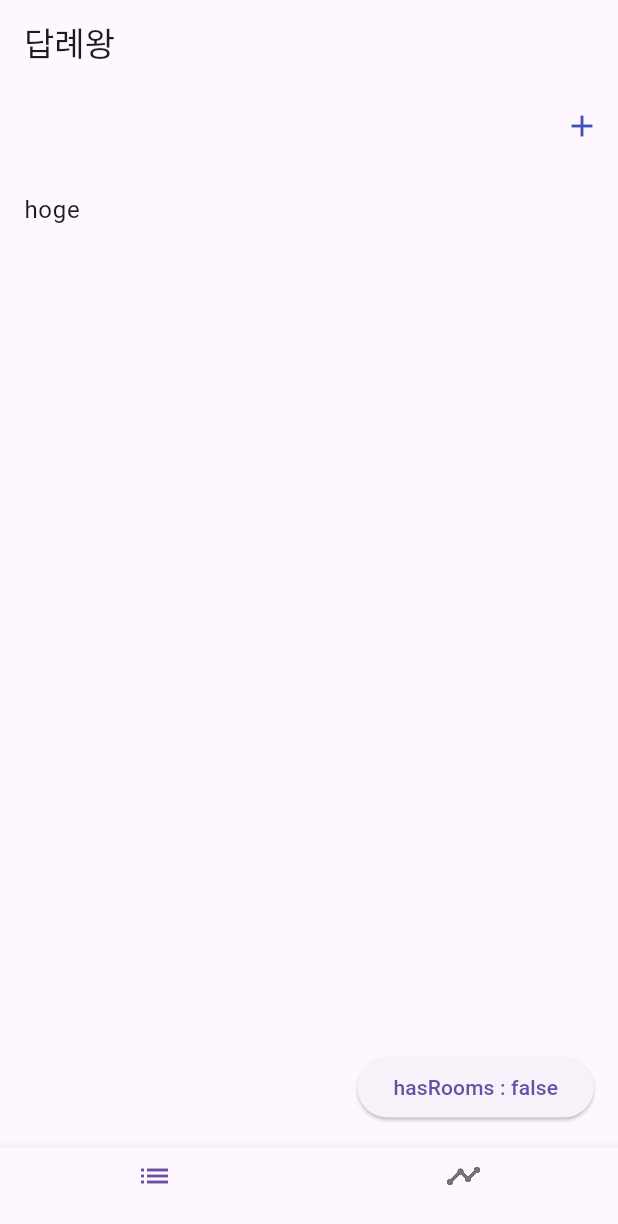
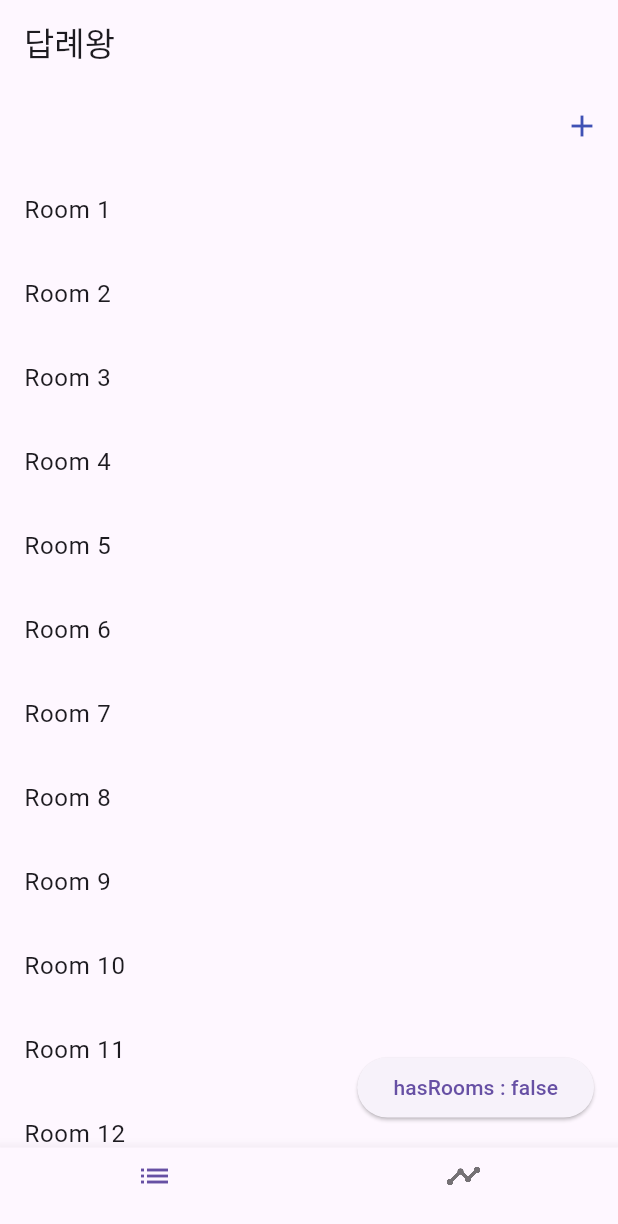
Before and after one commit to Blueberry-team-assignment/return-king, a Flutter app: the screen it shows after launch, on a phone screen of 412 x 824 dp. Shown: the top 1224 px of the screen. Run offline on Flutter 3.47's test engine with Material 3 defaults, Android fonts, the phone set to English and light mode, and no system bars; our stand-ins replace firebase_core, firebase_database, flutter_riverpod, freezed_annotation, sqflite; accounts and stored records are empty.

Commit message:
add : sample data (#6)

```diff
--- a/lib/features/room/presentation/organisms/room_list.dart
+++ b/lib/features/room/presentation/organisms/room_list.dart
@@ -1,15 +1,17 @@
 import 'package:flutter/material.dart';
 import 'package:flutter_riverpod/flutter_riverpod.dart';
+import 'package:return_king/features/room/domain/models/room.dart';
 import 'package:return_king/features/room/presentation/atoms/buttons/basic_button.dart';
 import 'package:return_king/features/room/providers/room_providers.dart';
 
 class RoomList extends ConsumerWidget {
-  const RoomList({super.key});
+  const RoomList({super.key, required this.roomList});
+
+  final List<Room> roomList;
 
   @override
   Widget build(BuildContext context, WidgetRef ref) {
     final hasRooms = ref.watch(roomListProvider);
-    final items = ['hoge'];
     return hasRooms.isEmpty
         ? Center(
             child: BasicButton(
@@ -17,11 +19,11 @@ class RoomList extends ConsumerWidget {
                 onPressed: () => {}),
           )
         : ListView.builder(
-            itemCount: items.length,
+            itemCount: roomList.length,
             itemBuilder: (context, index) {
-              final item = items[index];
+              final item = roomList[index];
               return Dismissible(
-                key: Key(item),
+                key: Key(item.id),
                 background: Container(color: Colors.green),
                 secondaryBackground: Container(color: Colors.red),
                 onDismissed: (direction) {
@@ -34,7 +36,7 @@ class RoomList extends ConsumerWidget {
                     SnackBar(content: Text('$item dismissed')),
                   );
                 },
-                child: ListTile(title: Text(item)),
+                child: ListTile(title: Text(item.name)),
               );
             },
           );
--- a/lib/features/room/presentation/templates/room_list_template.dart
+++ b/lib/features/room/presentation/templates/room_list_template.dart
@@ -1,20 +1,23 @@
 import 'package:flutter/material.dart';
 import 'package:flutter_riverpod/flutter_riverpod.dart';
+import 'package:return_king/features/room/domain/models/room.dart';
 import 'package:return_king/features/room/presentation/atoms/buttons/plus_button.dart';
 import 'package:return_king/features/room/presentation/organisms/room_list.dart';
+import 'package:return_king/features/room/providers/room_providers.dart';
 
 class RoomListTemplate extends ConsumerWidget {
   const RoomListTemplate({super.key});
 
   @override
   Widget build(BuildContext context, WidgetRef ref) {
+    List<Room> roomList = ref.watch(roomListProvider);
     return Scaffold(
       appBar: AppBar(
         actions: <Widget>[
           PlusButton(onPressed: () => {}),
         ],
       ),
-      body: const RoomList(),
+      body: RoomList(roomList: roomList),
     );
   }
 }
```
Also changed, not shown: lib/features/room/presentation/molecules/room_card.dart (renamed from lib/features/room/presentation/molecules/room.dart, +5 -11 lines), lib/features/room/providers/room_list_notifier.dart (+14 -18 lines), lib/features/timeline/providers/timeline_notifier.dart (+21 -34 lines).
